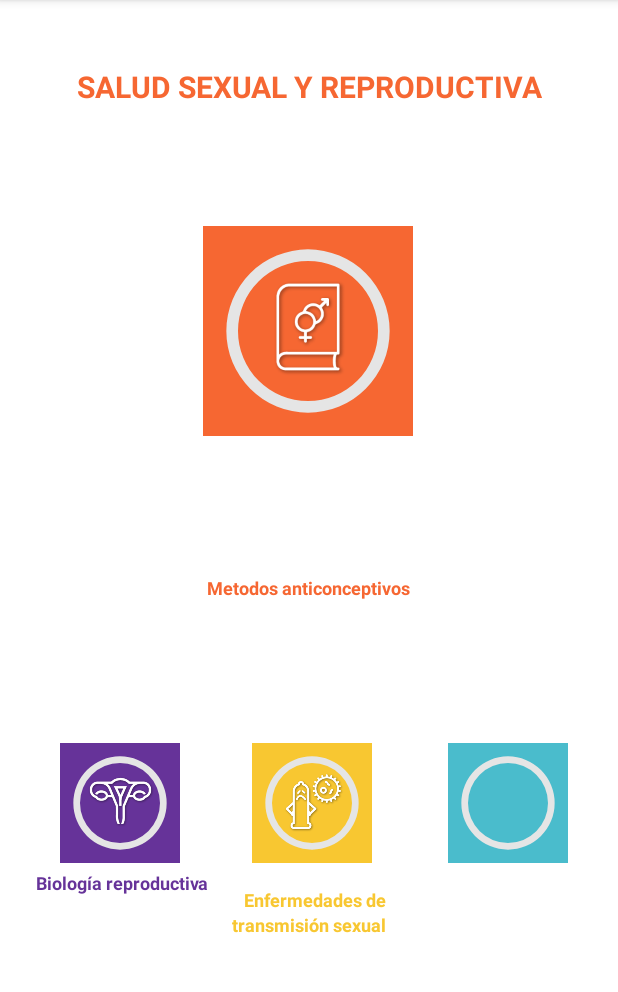
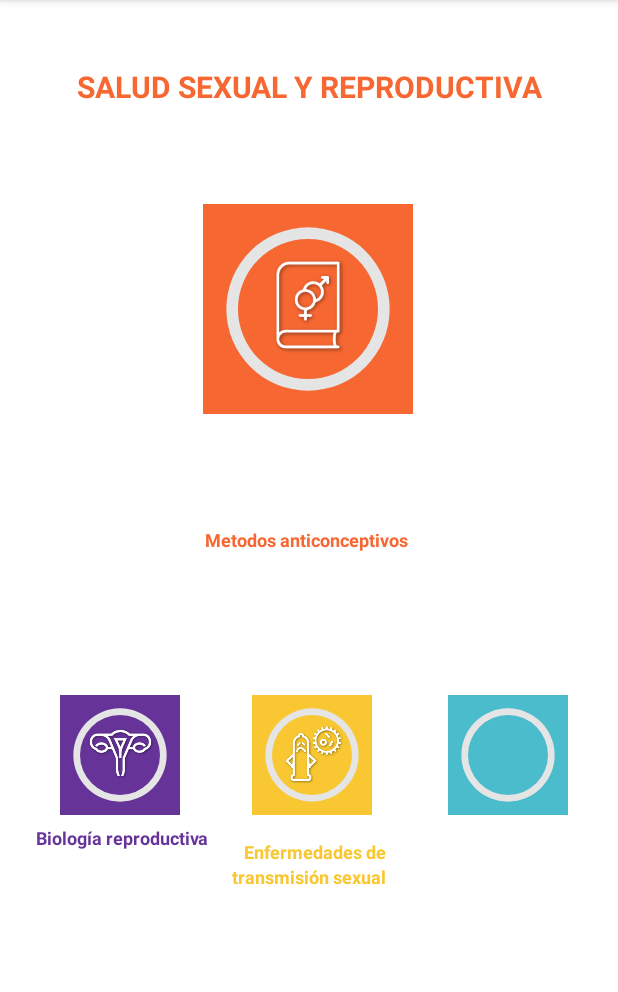
Before and after one commit to Jess-CR/OkayApp, an Android app: the Topic screen opened directly, with no data from a screen before it, on a phone screen of 412 x 824 dp, the part 84-1076 px from its top. Run offline under Robolectric (Android 15) with nearby library versions, the phone set to English and light mode, and no system bars; Roboto replaces fonts that are not available here.

```diff
--- a/app/src/main/res/layout/activity_topic.xml
+++ b/app/src/main/res/layout/activity_topic.xml
@@ -48,14 +48,14 @@
         android:id="@+id/textView5"
         android:layout_width="wrap_content"
         android:layout_height="wrap_content"
-        android:layout_marginBottom="368dp"
+        android:layout_marginBottom="400dp"
         android:text="Metodos anticonceptivos"
         android:textColor="@color/yolo_orange"
         android:textSize="12dp"
         android:textStyle="bold"
         app:layout_constraintBottom_toBottomOf="parent"
         app:layout_constraintEnd_toEndOf="parent"
-        app:layout_constraintHorizontal_bias="0.498"
+        app:layout_constraintHorizontal_bias="0.494"
         app:layout_constraintStart_toStartOf="parent" />
 
     <ProgressBar
```
